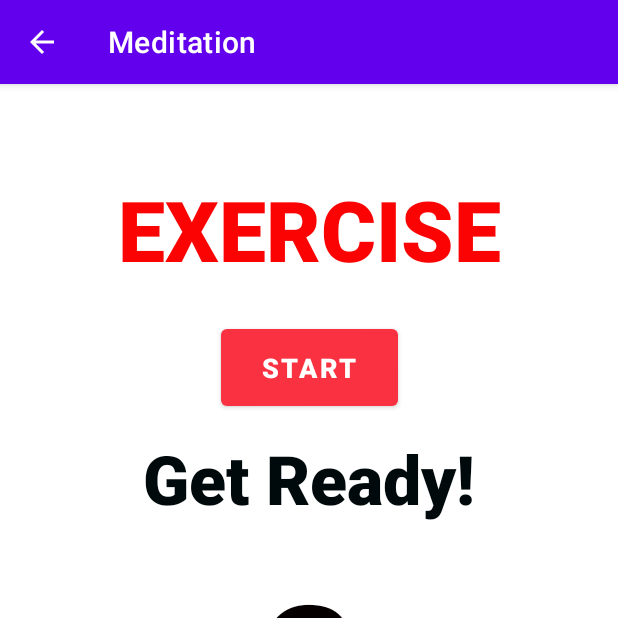
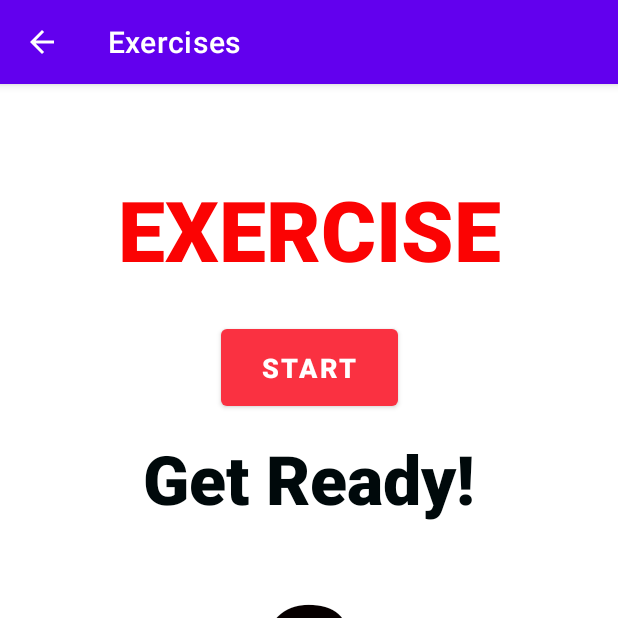
Before and after one commit to benagnes/MentalHealthTracker, an Android app: the Exercises screen opened directly, with no data from a screen before it, after a tap on "START", on a phone screen of 412 x 824 dp, the top half of it. Run offline under Robolectric (Android 15) with nearby library versions, the phone set to English and light mode, and no system bars.

Commit message:
Rename meditation to exercises, update main and more resources panels
Signed-off-by: Ben Agnes <bagnes@sfu.ca>

```diff
--- a/app/src/main/AndroidManifest.xml
+++ b/app/src/main/AndroidManifest.xml
@@ -29,7 +29,7 @@
             android:name=".mindfulness.Mindfulness"
             android:parentActivityName=".MainActivity" />
         <activity
-            android:name=".Meditation"
+            android:name=".Exercises"
             android:parentActivityName=".MainActivity" />
         <activity
             android:name=".MoreResources"
--- a/app/src/main/java/com/example/mentalhealthtracker/Meditation.java
+++ b/app/src/main/java/com/example/mentalhealthtracker/Exercises.java
@@ -15,9 +15,9 @@ import com.google.android.material.floatingactionbutton.FloatingActionButton;
 
 import java.util.Locale;
 
-public class Meditation extends AppCompatActivity {
+public class Exercises extends AppCompatActivity {
     // attributes
-    private static final String appBarTitle = "Meditation";
+    private static final String appBarTitle = "Exercises";
 
     TextView exerciseTextView;
     TextView exerciseNameTextView;
@@ -107,7 +107,7 @@ public class Meditation extends AppCompatActivity {
 
         mSkipNextButton.setVisibility(View.INVISIBLE);
 
-        getReadyTextView.setText("Get Ready!");
+        getReadyTextView.setText(R.string.getReady);
 
         initialCountDownTimer = new CountDownTimer(4000,1000) {
             @Override
@@ -148,14 +148,14 @@ public class Meditation extends AppCompatActivity {
     @Override
     protected void onCreate(Bundle savedInstanceState) {
         super.onCreate(savedInstanceState);
-        setContentView(R.layout.activity_meditation);
+        setContentView(R.layout.activity_exercises);
 
         exerciseTextView = findViewById(R.id.exerciseTextView);
         exerciseTextView.setText(R.string.exercisePageTitle);
         exerciseNameTextView = findViewById(R.id.exerciseNameTextView);
         countdownExerciseTimerTextView4 = findViewById(R.id.countdownExerciseTextView4);
         exerciseGoButton = findViewById(R.id.exerciseStartButton);
-        exerciseImageView = (ImageView) findViewById(R.id.exerciseImageView);
+        exerciseImageView = findViewById(R.id.exerciseImageView);
         initialCountdownTimerTextView = findViewById(R.id.initialCountdownTextView);
         getReadyTextView = findViewById(R.id.getReadyTextView);
 
--- a/app/src/main/java/com/example/mentalhealthtracker/MainActivity.java
+++ b/app/src/main/java/com/example/mentalhealthtracker/MainActivity.java
@@ -15,6 +15,7 @@ import android.widget.TextView;
 import com.example.mentalhealthtracker.mindfulness.Mindfulness;
 import com.example.mentalhealthtracker.favourites.EditFavourites;
 import com.example.mentalhealthtracker.mood_tracker.MoodTracker;
+import com.example.mentalhealthtracker.mood_tracker.db.Mood;
 import com.example.mentalhealthtracker.music.PlayMusic;
 
 import java.time.LocalDateTime;
@@ -121,7 +122,7 @@ public class MainActivity extends AppCompatActivity {
     }
 
     public void openExercises() {
-        Intent intent = new Intent(this, Yoga.class);
+        Intent intent = new Intent(this, Exercises.class);
         startActivity(intent);
     }
 
@@ -146,7 +147,7 @@ public class MainActivity extends AppCompatActivity {
                 startActivity(intent2);
                 break;
             case 3:
-                Intent intent3 = new Intent(this, BreathingExercises.class);
+                Intent intent3 = new Intent(this, MoodTracker.class);
                 startActivity(intent3);
                 break;
             default:
--- a/app/src/main/res/layout/activity_meditation.xml
+++ b/app/src/main/res/layout/activity_exercises.xml
@@ -1,7 +1,6 @@
 <?xml version="1.0" encoding="utf-8"?>
 <androidx.constraintlayout.widget.ConstraintLayout xmlns:android="http://schemas.android.com/apk/res/android"
     xmlns:app="http://schemas.android.com/apk/res-auto"
-    xmlns:tools="http://schemas.android.com/tools"
     android:layout_width="match_parent"
     android:layout_height="match_parent">
 
--- a/app/src/main/res/values/strings.xml
+++ b/app/src/main/res/values/strings.xml
@@ -65,6 +65,7 @@
     <string name="exerciseImageContentDescription">Exercise Image Content Description</string>
     <string name="exerciseBeginText">START</string>
     <string name="exerciseCompletionMessage">GREAT JOB!</string>
+    <string name="getReady">"Get Ready!"</string>
 
     <!-- Welcome messages -->
     <string name="welcomeMessage_1">Good morning!</string>
```
Also changed, not shown: app/src/main/java/com/example/mentalhealthtracker/MoreResources.java (+0 -7 lines).
